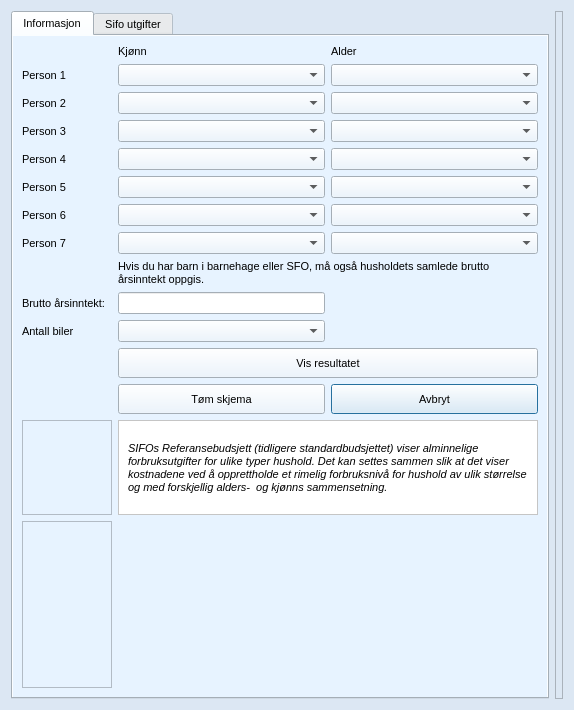
First picture: the form in source/ui/views/forms/sifo_form.ui, repository seemir/stressa, before the edit.
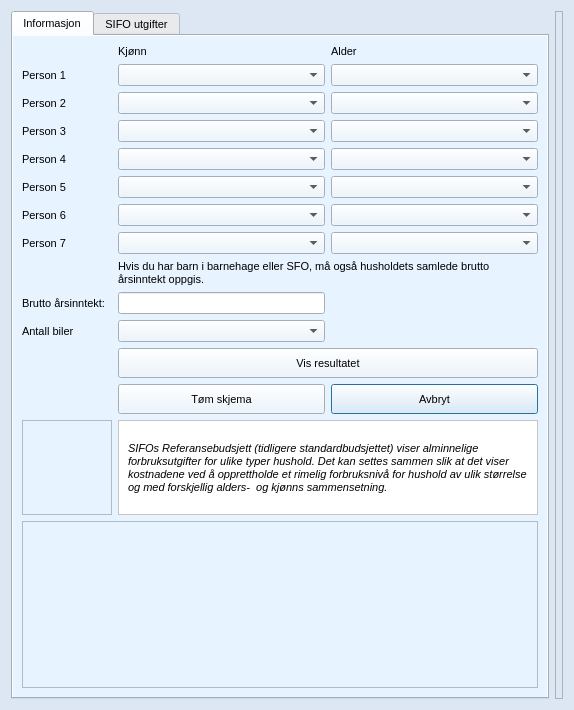
Second picture: the form after the edit. Icons and pictures are not drawn.

Commit message: Fixed bug with repeated calls to `SifoWorkFlow` when running Sifo calculations

Patch:
```diff
--- a/source/ui/views/forms/sifo_form.ui
+++ b/source/ui/views/forms/sifo_form.ui
@@ -1436,28 +1436,6 @@
          </layout>
         </widget>
        </item>
-       <item row="15" column="0">
-        <widget class="QFrame" name="frame_whitespace_1">
-         <property name="sizePolicy">
-          <sizepolicy hsizetype="Preferred" vsizetype="Expanding">
-           <horstretch>0</horstretch>
-           <verstretch>0</verstretch>
-          </sizepolicy>
-         </property>
-         <property name="font">
-          <font>
-           <family>Segoe UI</family>
-           <pointsize>8</pointsize>
-          </font>
-         </property>
-         <property name="frameShape">
-          <enum>QFrame::StyledPanel</enum>
-         </property>
-         <property name="frameShadow">
-          <enum>QFrame::Raised</enum>
-         </property>
-        </widget>
-       </item>
        <item row="6" column="1">
         <widget class="QComboBox" name="combo_box_kjonn_6">
          <property name="sizePolicy">
@@ -2113,6 +2091,28 @@
          </property>
         </widget>
        </item>
+       <item row="15" column="0" colspan="3">
+        <widget class="QFrame" name="frame_whitespace_1">
+         <property name="sizePolicy">
+          <sizepolicy hsizetype="Preferred" vsizetype="Expanding">
+           <horstretch>0</horstretch>
+           <verstretch>0</verstretch>
+          </sizepolicy>
+         </property>
+         <property name="font">
+          <font>
+           <family>Segoe UI</family>
+           <pointsize>8</pointsize>
+          </font>
+         </property>
+         <property name="frameShape">
+          <enum>QFrame::StyledPanel</enum>
+         </property>
+         <property name="frameShadow">
+          <enum>QFrame::Raised</enum>
+         </property>
+        </widget>
+       </item>
       </layout>
      </widget>
      <widget class="QWidget" name="tab_sifo_utgifter">
@@ -2120,7 +2120,7 @@
        <bool>true</bool>
       </property>
       <attribute name="title">
-       <string>Sifo utgifter</string>
+       <string>SIFO utgifter</string>
       </attribute>
       <layout class="QGridLayout" name="gridLayout_3">
        <item row="6" column="0">
```
Left out of the diff: 10 changed lines with no effect on the pictures. The commit also changes 7 other files.
